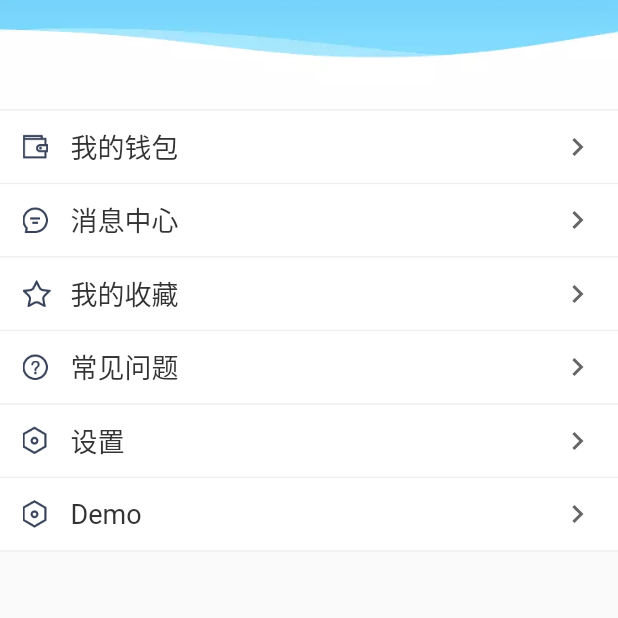
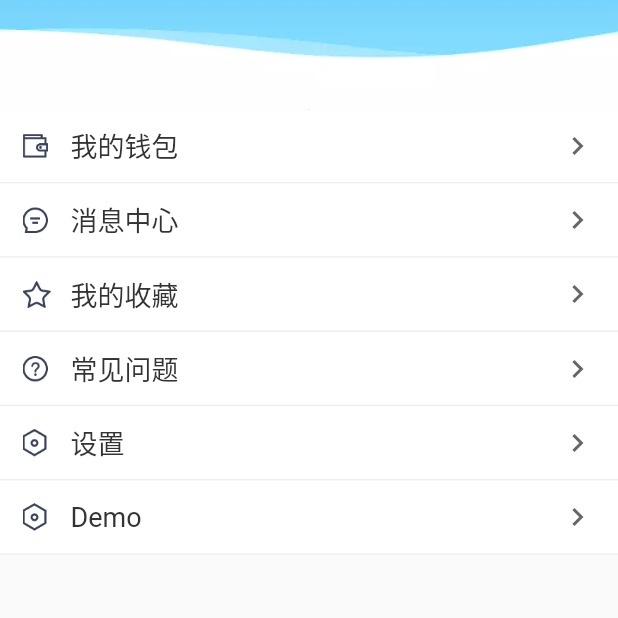
Before and after one commit to lqos/FlutterDemo, a Flutter app: the MyTab screen opened directly, on a phone screen of 412 x 824 dp, the part 311-929 px from its top. Run offline on Flutter 3.47's test engine with Material 2 defaults, Android fonts, the phone set to English and light mode, and no system bars; our stand-ins replace dio, flutter_redux, redux, shared_preferences; accounts and stored records are empty; generated files the repository leaves out were written again; network calls fail.

Commit message:
自定义一条直线

```diff
--- a/lib/common/CommontItem.dart
+++ b/lib/common/CommontItem.dart
@@ -1,3 +1,4 @@
+import 'package:example01/common/widget/LineView.dart';
 import 'package:flutter/cupertino.dart';
 import 'package:flutter/material.dart';
 
@@ -54,10 +55,7 @@ class CommonItem extends StatelessWidget {
         decoration: new BoxDecoration(color: bgColor),
         child: new Column(
           children: <Widget>[
-            new Container(
-              height: topLineHeight,
-              color: Color(0xFFeeeeee),
-            ),
+            LineView(length: topLineHeight),
             new Container(
                 padding: const EdgeInsets.fromLTRB(15, 8, 15, 8),
                 child: new Row(
--- /dev/null
+++ b/lib/common/widget/LineView.dart
@@ -0,0 +1,55 @@
+import 'package:flutter/material.dart';
+
+/*
+ * 一条直线
+ */
+class LineView extends StatelessWidget {
+  ///直线颜色
+  Color color;
+
+  ///直线厚度
+  final double wide;
+
+  ///直线长度
+  final double length;
+
+  ///直线方向
+  final Orientation orientation;
+
+  ///默认直线
+  static final line = LineView(color: Color(0xFFdddddd));
+
+  LineView(
+      {this.wide = 0.5,
+      this.color,
+      this.length,
+      this.orientation = Orientation.horizontal});
+
+  @override
+  Widget build(BuildContext context) {
+    if (color == null) {
+      color = Color(0xFFDDDDDD);
+    }
+    if (orientation == Orientation.vertical) {
+      return new Container(
+        height: length,
+        width: wide,
+        color: color,
+      );
+    } else {
+      return new Container(
+        height: wide,
+        width: length,
+        color: color,
+      );
+    }
+  }
+}
+
+enum Orientation {
+  ///垂直方向
+  vertical,
+
+  ///水平方向
+  horizontal
+}
```
Also changed, not shown: lib/page/UserInfoPage.dart (+4 -12 lines), lib/page/home/MenusDemo.dart (+6 -4 lines). Lines whose indentation alone changed are shown as unchanged.
